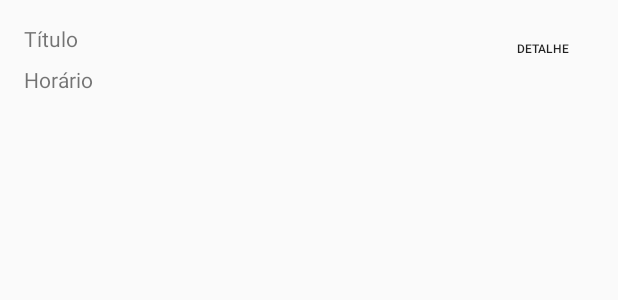
After one commit to SrtaCamelo/ProjetoMobile_2018.2, an Android app: the layout atividade_list_row.xml on its own in the app's theme, with its tools: preview values and no code run, on a phone screen of 412 x 824 dp. The commit adds this screen. Shown: the top 300 px of the screen. Run offline under Robolectric (Android 15) with nearby library versions, the phone set to English and light mode, and no system bars.

Commit message:
tentativa falha de fazer um listview

```diff
--- a/Projeto/app/src/main/java/ufrpe/br/visualizadoratividades/fragments/AtividadeDetalhesFragment.kt
+++ b/Projeto/app/src/main/java/ufrpe/br/visualizadoratividades/fragments/AtividadeDetalhesFragment.kt
@@ -23,7 +23,7 @@ class AtividadeDetalhesFragment : Fragment() {
     override fun onCreateView(inflater: LayoutInflater, container: ViewGroup?,
                               savedInstanceState: Bundle?): View? {
         // Inflate the layout for this fragment
-        return inflater.inflate(R.layout.atividades_tela, container, false)
+        return inflater.inflate(R.layout.activity_detalhes_atividade, container, false)
     }
 
 
--- a/Projeto/app/src/main/java/ufrpe/br/visualizadoratividades/fragments/CursosFragment.kt
+++ b/Projeto/app/src/main/java/ufrpe/br/visualizadoratividades/fragments/CursosFragment.kt
@@ -10,7 +10,7 @@ import ufrpe.br.visualizadoratividades.R
 class CursosFragment : Fragment(){
 
     override fun onCreateView(inflater: LayoutInflater, container: ViewGroup?, savedInstanceState: Bundle?): View? {
-        var view : View = inflater.inflate(R.layout.cursos_fragment, container, false)
+        var view : View = inflater.inflate(R.layout.fragment_cursos, container, false)
         return view
     }
 }
--- a/Projeto/app/src/main/java/ufrpe/br/visualizadoratividades/fragments/EsportesFragment.kt
+++ b/Projeto/app/src/main/java/ufrpe/br/visualizadoratividades/fragments/EsportesFragment.kt
@@ -9,7 +9,7 @@ import ufrpe.br.visualizadoratividades.R
 
 class EsportesFragment : Fragment() {
     override fun onCreateView(inflater: LayoutInflater, container: ViewGroup?, savedInstanceState: Bundle?): View? {
-        var view : View = inflater.inflate(R.layout.esportes_fragment, container, false)
+        var view : View = inflater.inflate(R.layout.fragment_esportes, container, false)
         return view
     }
 }
--- a/Projeto/app/src/main/java/ufrpe/br/visualizadoratividades/fragments/IdiomasFragment.kt
+++ b/Projeto/app/src/main/java/ufrpe/br/visualizadoratividades/fragments/IdiomasFragment.kt
@@ -9,7 +9,7 @@ import ufrpe.br.visualizadoratividades.R
 
 class IdiomasFragment : Fragment() {
     override fun onCreateView(inflater: LayoutInflater, container: ViewGroup?, savedInstanceState: Bundle?): View? {
-        var view : View = inflater.inflate(R.layout.idiomas_fragment, container, false)
+        var view : View = inflater.inflate(R.layout.fragment_idiomas, container, false)
         return view
     }
 }
--- a/Projeto/app/src/main/java/ufrpe/br/visualizadoratividades/fragments/OutrasFragment.kt
+++ b/Projeto/app/src/main/java/ufrpe/br/visualizadoratividades/fragments/OutrasFragment.kt
@@ -9,7 +9,7 @@ import ufrpe.br.visualizadoratividades.R
 
 class OutrasFragment : Fragment() {
     override fun onCreateView(inflater: LayoutInflater, container: ViewGroup?, savedInstanceState: Bundle?): View? {
-        var view : View = inflater.inflate(R.layout.outras_fragment, container, false)
+        var view : View = inflater.inflate(R.layout.fragment_outras, container, false)
         return view
     }
 }
--- /dev/null
+++ b/Projeto/app/src/main/res/layout/atividade_list_row.xml
@@ -0,0 +1,43 @@
+<?xml version="1.0" encoding="utf-8"?>
+<android.support.constraint.ConstraintLayout xmlns:android="http://schemas.android.com/apk/res/android"
+    xmlns:app="http://schemas.android.com/apk/res-auto"
+    xmlns:tools="http://schemas.android.com/tools"
+    android:layout_width="match_parent"
+    android:layout_height="match_parent">
+
+    <TextView
+        android:id="@+id/tvTitulo"
+        android:layout_width="wrap_content"
+        android:layout_height="wrap_content"
+        android:layout_marginStart="16dp"
+        android:layout_marginTop="16dp"
+        android:text="@string/titulo"
+        app:layout_constraintStart_toStartOf="parent"
+        app:layout_constraintTop_toTopOf="parent" />
+
+    <TextView
+        android:id="@+id/tvHorario"
+        android:layout_width="wrap_content"
+        android:layout_height="wrap_content"
+        android:layout_marginStart="16dp"
+        android:layout_marginTop="8dp"
+        android:text="@string/horario"
+        app:layout_constraintStart_toStartOf="parent"
+        app:layout_constraintTop_toBottomOf="@+id/tvTitulo" />
+
+    <Button
+        android:id="@+id/btDetalhes"
+        style="@style/Widget.AppCompat.Button.Borderless"
+        android:layout_width="68dp"
+        android:layout_height="33dp"
+        android:layout_marginStart="8dp"
+        android:layout_marginTop="16dp"
+        android:layout_marginEnd="16dp"
+        android:text="@string/detalhes"
+        android:textAlignment="center"
+        android:textSize="8sp"
+        app:layout_constraintEnd_toEndOf="parent"
+        app:layout_constraintHorizontal_bias="1.0"
+        app:layout_constraintStart_toEndOf="@+id/tvHorario"
+        app:layout_constraintTop_toTopOf="parent" />
+</android.support.constraint.ConstraintLayout>
--- a/Projeto/app/src/main/res/layout/idiomas_fragment.xml
+++ b/Projeto/app/src/main/res/layout/fragment_cursos.xml
@@ -6,15 +6,14 @@
     android:layout_width="match_parent"
     android:layout_height="match_parent">
 
-    <TextView
-        android:id="@+id/tvExample"
+    <ListView
+        android:id="@+id/listCursos"
         android:layout_width="wrap_content"
         android:layout_height="wrap_content"
         android:layout_marginStart="8dp"
         android:layout_marginTop="8dp"
         android:layout_marginEnd="8dp"
         android:layout_marginBottom="8dp"
-        android:text="Idiomas Fragment"
         app:layout_constraintBottom_toBottomOf="parent"
         app:layout_constraintEnd_toEndOf="parent"
         app:layout_constraintStart_toStartOf="parent"
--- a/Projeto/app/src/main/res/layout/todas_atividades_fragment.xml
+++ b/Projeto/app/src/main/res/layout/fragment_esportes.xml
@@ -6,15 +6,14 @@
     android:layout_width="match_parent"
     android:layout_height="match_parent">
 
-    <TextView
-        android:id="@+id/tvExample"
+    <ListView
+        android:id="@+id/listEsportes"
         android:layout_width="wrap_content"
         android:layout_height="wrap_content"
         android:layout_marginStart="8dp"
         android:layout_marginTop="8dp"
         android:layout_marginEnd="8dp"
         android:layout_marginBottom="8dp"
-        android:text="Todas as atividades"
         app:layout_constraintBottom_toBottomOf="parent"
         app:layout_constraintEnd_toEndOf="parent"
         app:layout_constraintStart_toStartOf="parent"
--- a/Projeto/app/src/main/res/layout/cursos_fragment.xml
+++ b/Projeto/app/src/main/res/layout/fragment_idiomas.xml
@@ -6,15 +6,14 @@
     android:layout_width="match_parent"
     android:layout_height="match_parent">
 
-    <TextView
-        android:id="@+id/tvExample"
+    <ListView
+        android:id="@+id/listIdiomas"
         android:layout_width="wrap_content"
         android:layout_height="wrap_content"
         android:layout_marginStart="8dp"
         android:layout_marginTop="8dp"
         android:layout_marginEnd="8dp"
         android:layout_marginBottom="8dp"
-        android:text="Cursos Fragment"
         app:layout_constraintBottom_toBottomOf="parent"
         app:layout_constraintEnd_toEndOf="parent"
         app:layout_constraintStart_toStartOf="parent"
--- a/Projeto/app/src/main/res/layout/outras_fragment.xml
+++ b/Projeto/app/src/main/res/layout/fragment_outras.xml
@@ -6,15 +6,14 @@
     android:layout_width="match_parent"
     android:layout_height="match_parent">
 
-    <TextView
-        android:id="@+id/tvExample"
+    <ListView
+        android:id="@+id/listOutras"
         android:layout_width="wrap_content"
         android:layout_height="wrap_content"
         android:layout_marginStart="8dp"
         android:layout_marginTop="8dp"
         android:layout_marginEnd="8dp"
         android:layout_marginBottom="8dp"
-        android:text="Outras Fragment"
         app:layout_constraintBottom_toBottomOf="parent"
         app:layout_constraintEnd_toEndOf="parent"
         app:layout_constraintStart_toStartOf="parent"
--- a/Projeto/app/src/main/res/layout/esportes_fragment.xml
+++ b/Projeto/app/src/main/res/layout/fragment_todas_atividades.xml
@@ -6,15 +6,14 @@
     android:layout_width="match_parent"
     android:layout_height="match_parent">
 
-    <TextView
-        android:id="@+id/tvExample"
+    <ListView
+        android:id="@+id/listTodas"
         android:layout_width="wrap_content"
         android:layout_height="wrap_content"
         android:layout_marginStart="8dp"
         android:layout_marginTop="8dp"
         android:layout_marginEnd="8dp"
         android:layout_marginBottom="8dp"
-        android:text="Esportes Fragment"
         app:layout_constraintBottom_toBottomOf="parent"
         app:layout_constraintEnd_toEndOf="parent"
         app:layout_constraintStart_toStartOf="parent"
--- a/Projeto/app/src/main/res/values/strings.xml
+++ b/Projeto/app/src/main/res/values/strings.xml
@@ -22,4 +22,5 @@
 
     <!-- TODO: Remove or change this placeholder text -->
     <string name="hello_blank_fragment">Hello blank fragment</string>
+    <string name="detalhes">Detalhe</string>
 </resources>
```
Also changed, not shown: Projeto/app/src/main/java/ufrpe/br/visualizadoratividades/AtividadeActivity.kt (+1 -6 lines), Projeto/app/src/main/java/ufrpe/br/visualizadoratividades/adapters/Todas_atividades_adapter.kt (added, +58 -0 lines), Projeto/app/src/main/java/ufrpe/br/visualizadoratividades/beans/Atividade.kt (added, +21 -0 lines), Projeto/app/src/main/java/ufrpe/br/visualizadoratividades/fragments/TodasAtividadesFragment.kt (+34 -3 lines), Projeto/app/src/main/res/layout/activity_listar_atividade.xml (+9 -6 lines), Projeto/app/src/main/res/layout/activity_detalhes_atividade.xml (renamed from Projeto/app/src/main/res/layout/atividades_tela.xml), 1 other file.
